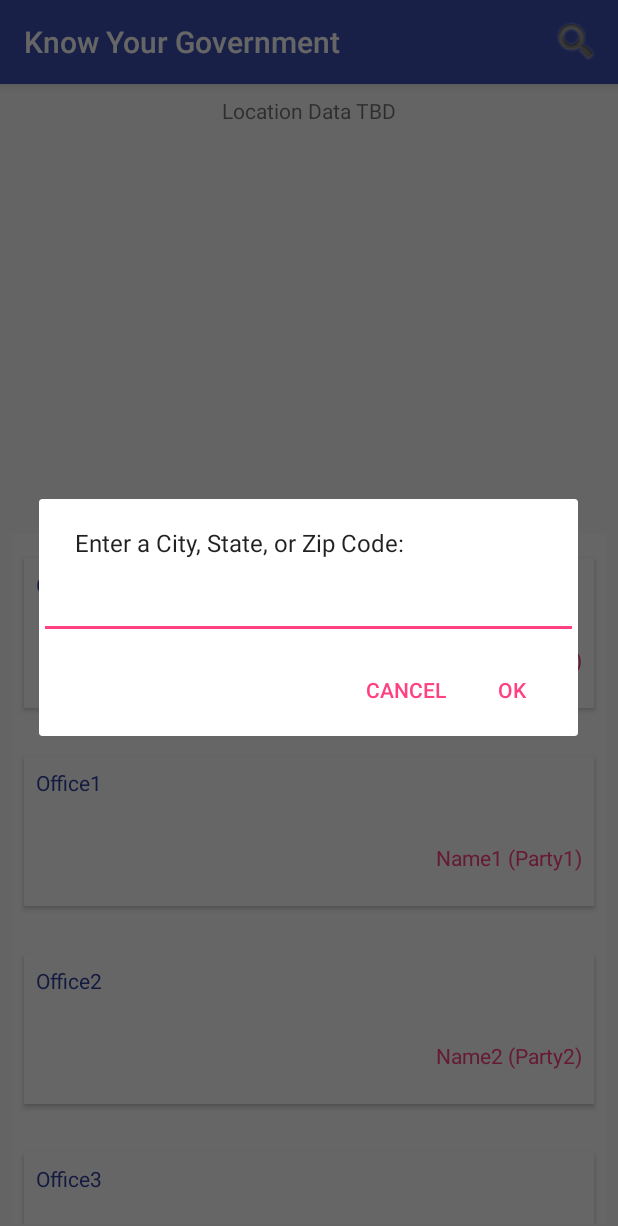
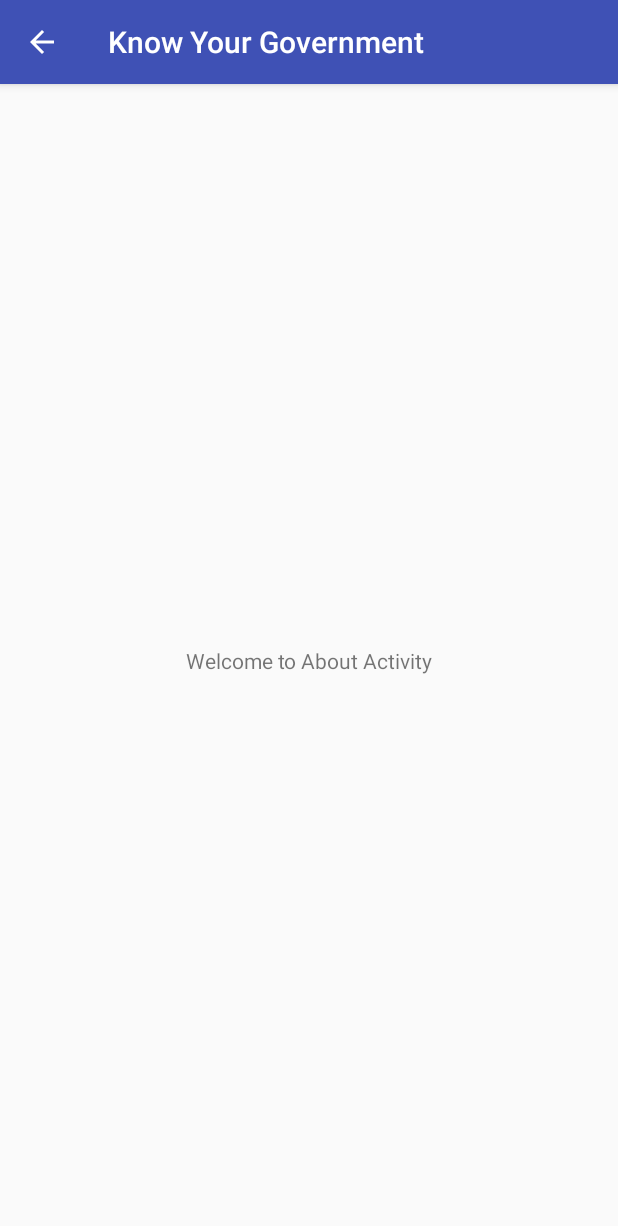
Before and after one commit to annalbenson/KnowYourGovernment, an Android app: the screen it shows after launch (MainActivity before the commit, AboutActivity after it), after a tap on "Item", on a phone screen of 412 x 824 dp. Shown: the top 1226 px of the screen. Run offline under Robolectric (Android 15) with nearby library versions, the phone set to English and light mode, and no system bars.

Commit message:
Class ends

```diff
--- a/app/src/main/AndroidManifest.xml
+++ b/app/src/main/AndroidManifest.xml
@@ -16,6 +16,9 @@
                 <category android:name="android.intent.category.LAUNCHER" />
             </intent-filter>
         </activity>
+        <activity
+            android:name=".AboutActivity"
+            android:parentActivityName=".MainActivity"/>
     </application>
 
 </manifest>
--- a/app/src/main/java/com/annabenson/knowyourgovernment/AboutActivity.java
+++ b/app/src/main/java/com/annabenson/knowyourgovernment/AboutActivity.java
@@ -1,8 +1,23 @@
 package com.annabenson.knowyourgovernment;
+
+import android.os.Bundle;
+import android.support.v7.app.AppCompatActivity;
 
 /**
  * Created by Anna on 3/20/2018.
  */
 
-public class AboutActivity {
+public class AboutActivity extends AppCompatActivity {
+
+    //SET PARENT ACTIVITY IN THE MANIFEST
+
+    private static final String TAG = "About_Activity";
+
+    @Override
+    protected void onCreate(Bundle savedInstanceState){
+        super.onCreate(savedInstanceState);
+        setContentView(R.layout.activity_about);
+
+
+    }
 }
--- a/app/src/main/java/com/annabenson/knowyourgovernment/MainActivity.java
+++ b/app/src/main/java/com/annabenson/knowyourgovernment/MainActivity.java
@@ -1,6 +1,7 @@
 package com.annabenson.knowyourgovernment;
 
 import android.content.DialogInterface;
+import android.content.Intent;
 import android.support.v7.app.AlertDialog;
 import android.support.v7.app.AppCompatActivity;
 import android.os.Bundle;
@@ -76,6 +77,9 @@ public class MainActivity extends AppCompatActivity
             case R.id.location:
                 searchDialog();
                 return true;
+            case R.id.about:
+                Intent intent = new Intent(MainActivity.this, AboutActivity.class);
+                startActivity(intent);
             default:
                 return super.onOptionsItemSelected(item);
         }
--- /dev/null
+++ b/app/src/main/res/layout/activity_about.xml
@@ -0,0 +1,18 @@
+<?xml version="1.0" encoding="utf-8"?>
+<android.support.constraint.ConstraintLayout xmlns:android="http://schemas.android.com/apk/res/android"
+    xmlns:app="http://schemas.android.com/apk/res-auto"
+    xmlns:tools="http://schemas.android.com/tools"
+    android:layout_width="match_parent"
+    android:layout_height="match_parent">
+
+    <TextView
+        android:id="@+id/textView"
+        android:layout_width="wrap_content"
+        android:layout_height="wrap_content"
+        android:text="Welcome to About Activity"
+        app:layout_constraintBottom_toBottomOf="parent"
+        app:layout_constraintEnd_toEndOf="parent"
+        app:layout_constraintHorizontal_bias="0.5"
+        app:layout_constraintStart_toStartOf="parent"
+        app:layout_constraintTop_toTopOf="parent" />
+</android.support.constraint.ConstraintLayout>
--- a/app/src/main/res/menu/action_menu.xml
+++ b/app/src/main/res/menu/action_menu.xml
@@ -2,6 +2,11 @@
 <menu xmlns:app="http://schemas.android.com/apk/res-auto"
     xmlns:android="http://schemas.android.com/apk/res/android">
 
+    <item
+        android:id="@+id/about"
+        android:icon="@android:drawable/ic_menu_help"
+        android:title="Item"
+        app:showAsAction="always" />
     <item
         android:id="@+id/location"
         android:icon="@android:drawable/ic_search_category_default"
```
